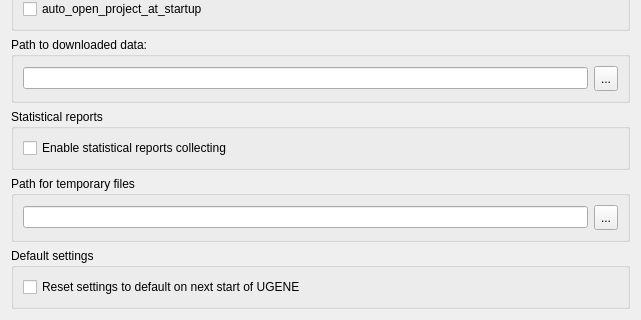
Qt form src/ugeneui/src/app_settings/user_apps_settings/ui/UserApplicationsSettingsWidget.ui (violethaze74/ugene) before a commit; both pictures show x 0 to 641 and y 340 to 660 of the 641 by 660 pixel window.
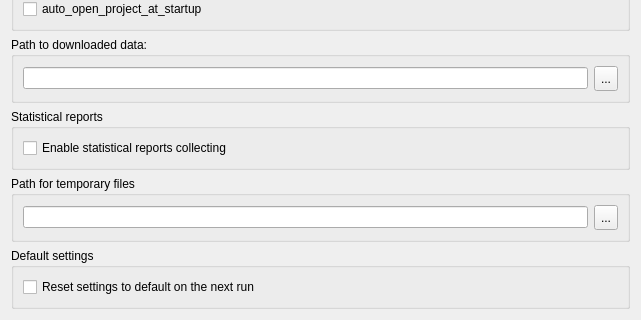
The same form after that commit.

Patch:
```diff
--- a/src/ugeneui/src/app_settings/user_apps_settings/ui/UserApplicationsSettingsWidget.ui
+++ b/src/ugeneui/src/app_settings/user_apps_settings/ui/UserApplicationsSettingsWidget.ui
@@ -7,7 +7,7 @@
     <x>0</x>
     <y>0</y>
     <width>641</width>
-    <height>629</height>
+    <height>649</height>
    </rect>
   </property>
   <property name="sizePolicy">
@@ -277,7 +277,7 @@
       <item>
        <widget class="QCheckBox" name="resetSettingsBox">
         <property name="text">
-         <string>Reset settings to default on next start of UGENE</string>
+         <string>Reset settings to default on the next run</string>
         </property>
        </widget>
       </item>
```
